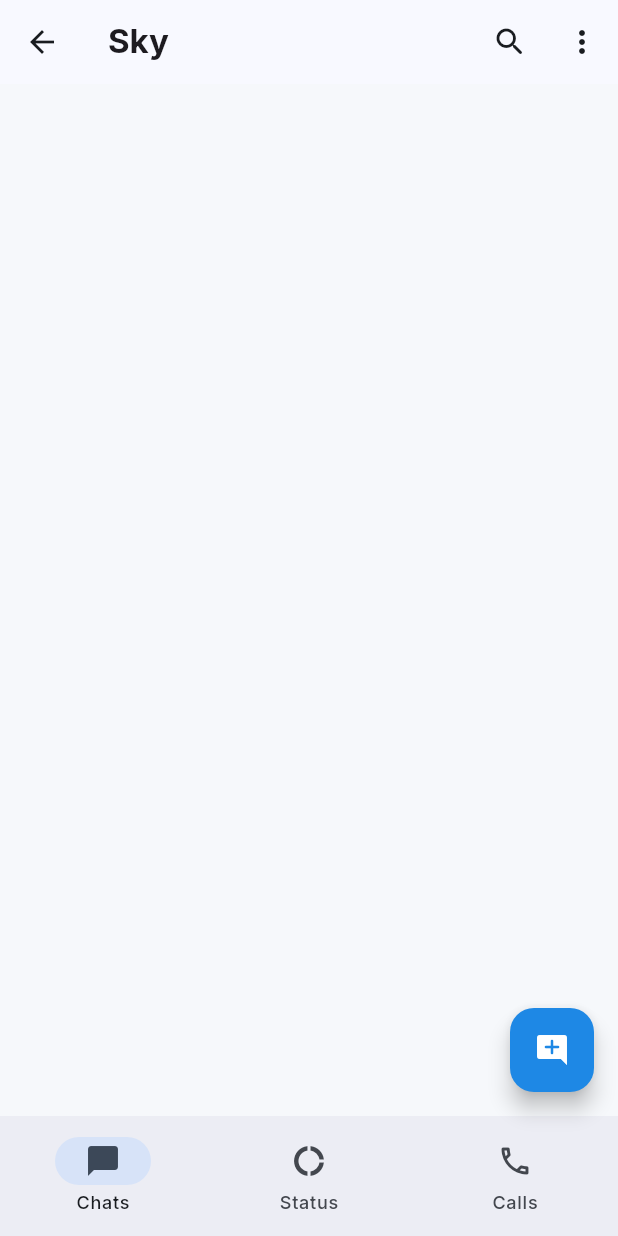
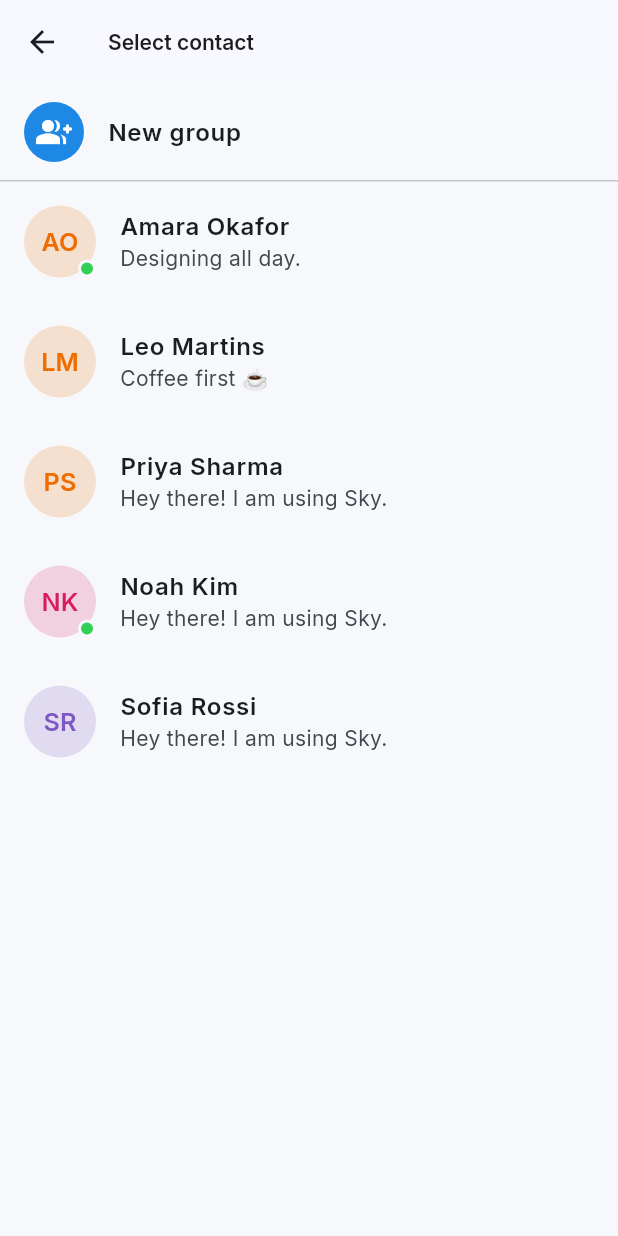
Before and after one commit to thecodebasedot/Sky, a Flutter app: the HomeScreen screen opened directly, after a tap on the "add comment" icon, on a phone screen of 412 x 824 dp. Run offline on Flutter 3.47's test engine with Material 3 defaults, Android fonts, the phone set to English and light mode, and no system bars; our stand-ins replace cloud_firestore, firebase_auth, firebase_core, google_fonts; accounts and stored records are empty.

Commit message:
Re-apply new-chat flow + CI with lint and icon fixes
Restores milestone 4 (contact picker + group creation) and the GitHub Actions
CI workflow that were merged in PR #3 and then reverted in PR #4. This version
folds in the fixes that were still in flight when the revert happened:

- Valid Icons.add_call (not the nonexistent Icons.add_call_rounded)
- All prefer_const lints resolved so `flutter analyze` passes green

Feature recap:
- NewChatScreen contact picker to start 1:1 chats; NewGroupScreen for group
  creation with multi-select members + name
- Repository fetchContacts / startDirectChat (idempotent) / createGroup for
  both mock and Firestore backends
- ChatStore contacts()/startDirectChat()/createGroup(), null-safe chatById,
  and a loading state for not-yet-streamed chats
- CI runs flutter analyze + flutter test on every push/PR

Co-Authored-By: Claude Opus 4.8 <noreply@anthropic.com>
Claude-Session: https://claude.ai/code/session_018CL98cdairFUEXXVant9DJ

```diff
--- a/lib/data/mock_data.dart
+++ b/lib/data/mock_data.dart
@@ -24,7 +24,7 @@ class MockData {
     isOnline: true,
   );
 
-  static final SkyUser amara = SkyUser(
+  static const SkyUser amara = SkyUser(
     id: 'u_amara',
     name: 'Amara Okafor',
     phoneNumber: '+1 555 0111',
@@ -49,7 +49,7 @@ class MockData {
     lastSeen: _ago(minutes: 12),
   );
 
-  static final SkyUser noah = SkyUser(
+  static const SkyUser noah = SkyUser(
     id: 'u_noah',
     name: 'Noah Kim',
     phoneNumber: '+1 555 0114',
--- /dev/null
+++ b/lib/features/chats/new_chat_screen.dart
@@ -0,0 +1,89 @@
+import 'package:flutter/material.dart';
+import 'package:provider/provider.dart';
+
+import '../../data/mock_data.dart';
+import '../../models/user.dart';
+import '../../state/auth_store.dart';
+import '../../state/chat_store.dart';
+import '../../theme/app_theme.dart';
+import '../../widgets/avatar.dart';
+import 'chat_screen.dart';
+import 'new_group_screen.dart';
+
+/// Contact picker for starting a new 1:1 conversation (or a group).
+class NewChatScreen extends StatelessWidget {
+  const NewChatScreen({super.key});
+
+  @override
+  Widget build(BuildContext context) {
+    final store = context.read<ChatStore>();
+
+    return Scaffold(
+      appBar: AppBar(
+        title: const Text('Select contact'),
+      ),
+      body: FutureBuilder<List<SkyUser>>(
+        future: store.contacts(),
+        builder: (context, snapshot) {
+          if (snapshot.connectionState == ConnectionState.waiting) {
+            return const Center(child: CircularProgressIndicator());
+          }
+          final contacts = snapshot.data ?? const [];
+          return ListView(
+            children: [
+              ListTile(
+                leading: const CircleAvatar(
+                  backgroundColor: AppTheme.skyBlue,
+                  child: Icon(Icons.group_add_rounded, color: Colors.white),
+                ),
+                title: const Text('New group',
+                    style: TextStyle(fontWeight: FontWeight.w600)),
+                onTap: () {
+                  Navigator.of(context).pushReplacement(
+                    MaterialPageRoute(builder: (_) => const NewGroupScreen()),
+                  );
+                },
+              ),
+              const Divider(height: 1),
+              if (contacts.isEmpty)
+                const Padding(
+                  padding: EdgeInsets.all(32),
+                  child: Center(
+                    child: Text('No contacts on Sky yet.'),
+                  ),
+                )
+              else
+                ...contacts.map(
+                  (user) => ListTile(
+                    leading: Avatar(user: user, showOnlineDot: true),
+                    title: Text(user.name,
+                        style: const TextStyle(fontWeight: FontWeight.w600)),
+                    subtitle: Text(
+                      user.about,
+                      maxLines: 1,
+                      overflow: TextOverflow.ellipsis,
+                    ),
+                    onTap: () => _startChat(context, user),
+                  ),
+                ),
+            ],
+          );
+        },
+      ),
+    );
+  }
+
+  Future<void> _startChat(BuildContext context, SkyUser other) async {
+    final store = context.read<ChatStore>();
+    final me = context.read<AuthStore>().user ?? MockData.me;
+    final navigator = Navigator.of(context);
+
+    final chatId = await store.startDirectChat(me, other);
+    if (!context.mounted) return;
+
+    navigator.pop(); // close the picker
+    navigator.push(
+      MaterialPageRoute(builder: (_) => ChatScreen(chatId: chatId)),
+    );
+  }
+}
--- a/lib/features/chats/widgets/message_bubble.dart
+++ b/lib/features/chats/widgets/message_bubble.dart
@@ -51,7 +51,7 @@ class MessageBubble extends StatelessWidget {
                 padding: const EdgeInsets.only(bottom: 2),
                 child: Text(
                   senderName!,
-                  style: TextStyle(
+                  style: const TextStyle(
                     fontSize: 12.5,
                     fontWeight: FontWeight.w700,
                     color: AppTheme.skyBlue,
--- a/lib/features/home/home_screen.dart
+++ b/lib/features/home/home_screen.dart
@@ -4,6 +4,7 @@ import 'package:provider/provider.dart';
 import '../../state/chat_store.dart';
 import '../calls/calls_screen.dart';
 import '../chats/chats_list_screen.dart';
+import '../chats/new_chat_screen.dart';
 import '../settings/settings_screen.dart';
 import '../status/status_screen.dart';
 
@@ -24,7 +25,7 @@ class _HomeScreenState extends State<HomeScreen> {
   Widget build(BuildContext context) {
     final unread = context.watch<ChatStore>().totalUnread;
 
-    final pages = const [
+    const pages = [
       ChatsListScreen(),
       StatusScreen(),
       CallsScreen(),
@@ -89,7 +90,11 @@ class _HomeScreenState extends State<HomeScreen> {
     switch (_index) {
       case 0:
         return FloatingActionButton(
-          onPressed: () {},
+          onPressed: () {
+            Navigator.of(context).push(
+              MaterialPageRoute(builder: (_) => const NewChatScreen()),
+            );
+          },
           child: const Icon(Icons.add_comment_rounded),
         );
       case 1:
@@ -100,7 +105,7 @@ class _HomeScreenState extends State<HomeScreen> {
       default:
         return FloatingActionButton(
           onPressed: () {},
-          child: const Icon(Icons.add_call_rounded),
+          child: const Icon(Icons.add_call),
         );
     }
   }
--- a/lib/features/status/status_screen.dart
+++ b/lib/features/status/status_screen.dart
@@ -32,10 +32,10 @@ class StatusScreen extends StatelessWidget {
 
   Widget _myStatus(BuildContext context) {
     return ListTile(
-      leading: Stack(
+      leading: const Stack(
         children: [
           Avatar(user: MockData.me, radius: 24),
-          const Positioned(
+          Positioned(
             right: 0,
             bottom: 0,
             child: CircleAvatar(
--- a/lib/theme/app_theme.dart
+++ b/lib/theme/app_theme.dart
@@ -50,11 +50,11 @@ class AppTheme {
           fontWeight: FontWeight.w600,
         ),
       ),
-      floatingActionButtonTheme: FloatingActionButtonThemeData(
+      floatingActionButtonTheme: const FloatingActionButtonThemeData(
         backgroundColor: skyBlue,
         foregroundColor: Colors.white,
       ),
-      bottomNavigationBarTheme: BottomNavigationBarThemeData(
+      bottomNavigationBarTheme: const BottomNavigationBarThemeData(
         selectedItemColor: skyBlue,
         type: BottomNavigationBarType.fixed,
         showUnselectedLabels: true,
```
Also changed, not shown: analysis_options.yaml (+0 -7 lines), lib/features/chats/chat_screen.dart (+8 -0 lines), lib/features/chats/new_group_screen.dart (added, +185 -0 lines), lib/repositories/chat_repository.dart (+15 -0 lines), lib/repositories/firestore_chat_repository.dart (+63 -0 lines), lib/repositories/mock_chat_repository.dart (+45 -0 lines), lib/state/chat_store.dart (+28 -1 lines), 3 other files.
